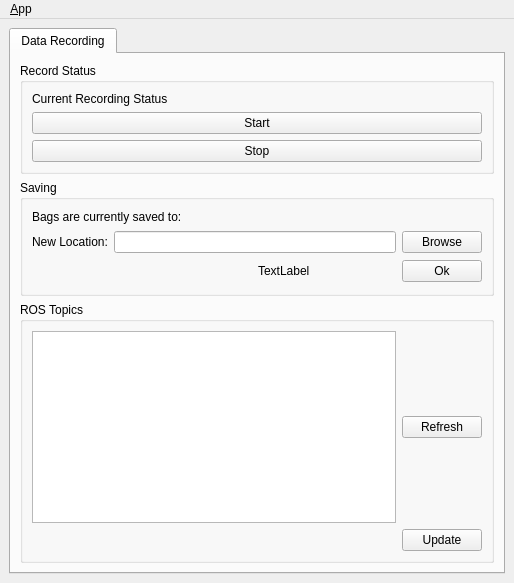
The window that ui/main_window.ui (FSC-Lab/ros_logger_gui) describes before a commit, drawn with Qt 5.
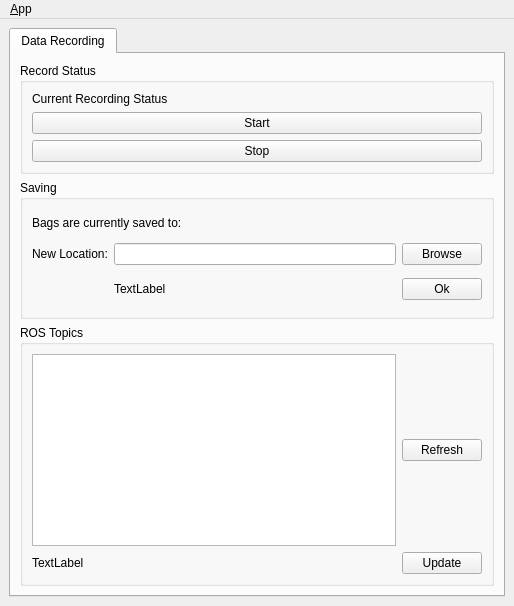
The same window after the commit. Icons and pictures are not drawn.

Commit message: enabled topic display

What changed in the file:
```diff
--- a/ui/main_window.ui
+++ b/ui/main_window.ui
@@ -7,7 +7,7 @@
     <x>0</x>
     <y>0</y>
     <width>514</width>
-    <height>583</height>
+    <height>606</height>
    </rect>
   </property>
   <property name="windowTitle">
@@ -187,7 +187,7 @@
              </property>
             </widget>
            </item>
-           <item row="2" column="2">
+           <item row="2" column="1" colspan="2">
             <widget class="QLabel" name="new_location_flag">
              <property name="sizePolicy">
               <sizepolicy hsizetype="Preferred" vsizetype="Maximum">
@@ -229,6 +229,12 @@
                <verstretch>0</verstretch>
               </sizepolicy>
              </property>
+             <property name="selectionMode">
+              <enum>QAbstractItemView::MultiSelection</enum>
+             </property>
+             <property name="sortingEnabled">
+              <bool>true</bool>
+             </property>
             </widget>
            </item>
            <item row="4" column="1">
@@ -266,6 +272,13 @@
              </property>
             </widget>
            </item>
+           <item row="4" column="0">
+            <widget class="QLabel" name="placeholder">
+             <property name="text">
+              <string>TextLabel</string>
+             </property>
+            </widget>
+           </item>
           </layout>
           <zorder>Saving</zorder>
           <zorder>listWidget</zorder>
```
Left out of the diff: 6 changed lines with no effect on the pictures. The commit also changes 4 other files.
